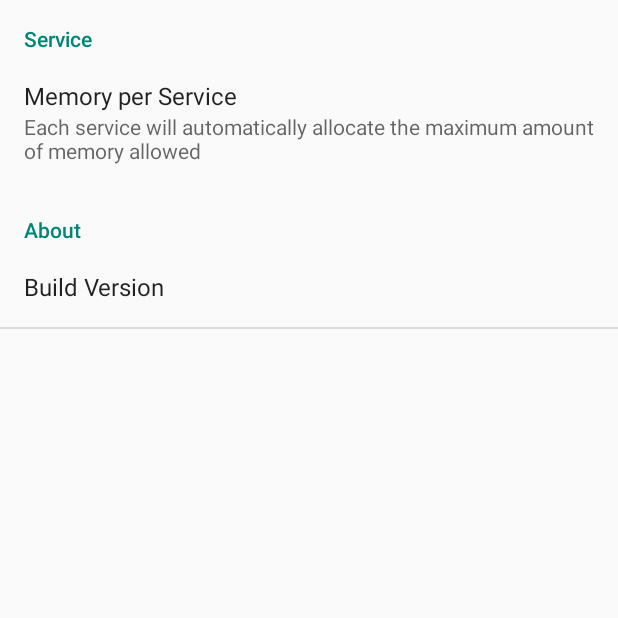
After one commit to derekwilson/RamEater, an Android app: the SettingsActivity screen opened directly, with no data from a screen before it, on a phone screen of 412 x 824 dp, the top half of it. The commit adds this screen. Run offline under Robolectric (Android 15) with nearby library versions, the phone set to English and light mode, and no system bars; 1 statement that could not run was skipped.

Commit message:
Added settings dialog and hooked up the max amount of memory to allocate, lowered SDK to 7, added build types

```diff
--- a/RamEaterAndroidStudio/app/src/main/AndroidManifest.xml
+++ b/RamEaterAndroidStudio/app/src/main/AndroidManifest.xml
@@ -16,6 +16,10 @@
                 <action android:name="android.intent.action.MAIN" />
                 <category android:name="android.intent.category.LAUNCHER" />
             </intent-filter>
+        </activity>
+        <activity
+            android:name=".activity.settings.SettingsActivity"
+            android:label="@string/title_activity_settings" >
         </activity>
         <service
             android:name=".services.Service1"
--- /dev/null
+++ b/RamEaterAndroidStudio/app/src/main/java/derekwilson/net/rameater/activity/settings/IPreferencesHelper.java
@@ -0,0 +1,8 @@
+package derekwilson.net.rameater.activity.settings;
+
+public interface IPreferencesHelper {
+    int getMaxMemoryMb();
+    void setMaxMemoryMb(int max);
+    void setMaxMemoryMb(String max);
+    int getDefaultMaxMemoryMb();
+}
--- /dev/null
+++ b/RamEaterAndroidStudio/app/src/main/java/derekwilson/net/rameater/activity/settings/PreferencesHelper.java
@@ -0,0 +1,57 @@
+package derekwilson.net.rameater.activity.settings;
+
+import android.content.Context;
+import android.content.SharedPreferences;
+import android.os.Build;
+
+import derekwilson.net.rameater.R;
+
+public class PreferencesHelper implements IPreferencesHelper {
+
+    private final String NAME = "defaultAppPrefs";
+    private String maxMemoryKey;
+
+    private SharedPreferences preferences;
+
+    public PreferencesHelper(Context context)
+    {
+        preferences = context.getSharedPreferences(NAME, Context.MODE_PRIVATE);
+        maxMemoryKey = context.getResources().getString(R.string.pref_key_max_memory_mb);
+    }
+
+    @Override
+    public int getMaxMemoryMb() {
+        return preferences.getInt(maxMemoryKey,getDefaultMaxMemoryMb());
+    }
+
+    @Override
+    public void setMaxMemoryMb(int max) {
+        SharedPreferences.Editor editor = preferences.edit();
+        if (Build.VERSION.SDK_INT < 11 && max ==0) {
+            editor.putInt(maxMemoryKey, 500);
+        }
+        else {
+            editor.putInt(maxMemoryKey, max);
+        }
+        editor.commit();
+    }
+
+    @Override
+    public void setMaxMemoryMb(String max) {
+        try {
+            setMaxMemoryMb(Integer.parseInt(max));
+        }
+        catch (Exception ex) {
+            setMaxMemoryMb(0);
+        }
+    }
+
+    @Override
+    public int getDefaultMaxMemoryMb() {
+        int defValue = 0;
+        if (Build.VERSION.SDK_INT < 11) {
+            defValue = 500;
+        }
+        return defValue;
+    }
+}
--- /dev/null
+++ b/RamEaterAndroidStudio/app/src/main/java/derekwilson/net/rameater/activity/settings/SettingsActivity.java
@@ -0,0 +1,67 @@
+package derekwilson.net.rameater.activity.settings;
+
+import android.content.SharedPreferences;
+import android.os.Bundle;
+import android.preference.Preference;
+import android.preference.PreferenceActivity;
+import android.preference.RingtonePreference;
+
+import derekwilson.net.rameater.R;
+import derekwilson.net.rameater.RamEater;
+import derekwilson.net.rameater.RamEaterBuildConfig;
+
+public class SettingsActivity extends PreferenceActivity implements SharedPreferences.OnSharedPreferenceChangeListener, Preference.OnPreferenceChangeListener {
+    private IPreferencesHelper preferences;
+
+    private void setMemorySummary() {
+        int max = preferences.getMaxMemoryMb();
+        String memorySummary = "Each service will allocate " + max + "MB";
+        if (max == 0) {
+            memorySummary = "Each service will automatically allocate the maximum amount of memory allowed";
+        }
+
+        findPreference(getResources().getString(R.string.pref_key_max_memory_mb)).setSummary(memorySummary);
+    }
+
+    @Override
+    public void onCreate(Bundle savedInstanceState) {
+        super.onCreate(savedInstanceState);
+        addPreferencesFromResource(R.xml.activty_settings);
+
+        // inject
+        preferences = new PreferencesHelper(getBaseContext());
+
+        findPreference(getResources().getString(R.string.pref_key_version)).setSummary(
+                "Version " + RamEater.getVersionName(getApplicationContext()) +
+                        (RamEaterBuildConfig.PRODUCTION ? " (prod)" : " (dev)")
+        );
+
+        setMemorySummary();
+    }
+
+    @Override
+    protected void onResume(){
+        super.onResume();
+        getPreferenceScreen().getSharedPreferences().registerOnSharedPreferenceChangeListener(this);
+    }
+
+    @Override
+    protected void onPause() {
+        super.onPause();
+        getPreferenceScreen().getSharedPreferences().unregisterOnSharedPreferenceChangeListener(this);
+    }
+
+
+    @Override
+    public boolean onPreferenceChange(Preference preference, Object newValue) {
+        return false;
+    }
+
+    @Override
+    public void onSharedPreferenceChanged(SharedPreferences sharedPreferences, String key) {
+        if (key == getString(R.string.pref_key_max_memory_mb)) {
+            preferences.setMaxMemoryMb(sharedPreferences.getString(key,"0"));
+        }
+        setMemorySummary();
+    }
+}
--- /dev/null
+++ b/RamEaterAndroidStudio/app/src/main/res/values/arrays.xml
@@ -0,0 +1,27 @@
+<?xml version="1.0" encoding="utf-8"?>
+<resources>
+    <string-array name="prefs_memory_entries">
+        <item>Auto (Android 3+)</item>
+        <item>900 MB</item>
+        <item>800 MB</item>
+        <item>700 MB</item>
+        <item>600 MB</item>
+        <item>500 MB</item>
+        <item>400 MB</item>
+        <item>300 MB</item>
+        <item>200 MB</item>
+        <item>100 MB</item>
+    </string-array>
+    <string-array name="prefs_memory_values">
+        <item>0</item>
+        <item>900</item>
+        <item>800</item>
+        <item>700</item>
+        <item>600</item>
+        <item>500</item>
+        <item>400</item>
+        <item>300</item>
+        <item>200</item>
+        <item>100</item>
+    </string-array>
+</resources>
--- a/RamEaterAndroidStudio/app/src/main/res/values/strings.xml
+++ b/RamEaterAndroidStudio/app/src/main/res/values/strings.xml
@@ -2,8 +2,11 @@
     <string name="app_name">RamEater</string>
     <string name="placeholder">placeholder</string>
 
+    <string name="title_activity_settings">Settings</string>
+
     <string name="hello_world">Hello world!</string>
     <string name="action_settings">Settings</string>
+    <string name="action_help">Help</string>
     <string name="action_stop_all">Stop All Services</string>
 
     <string name="service_started">RamEater Service started. Munch munch...</string>
@@ -16,4 +19,7 @@
     <string name="service_5">Service 5</string>
     <string name="service_6">Service 6</string>
 
+    <string name="pref_key_version">prefs_version</string>
+    <string name="pref_key_max_memory_mb">prefs_max_memory_mb</string>
+
 </resources>
--- /dev/null
+++ b/RamEaterAndroidStudio/app/src/main/res/xml/activty_settings.xml
@@ -0,0 +1,24 @@
+<?xml version="1.0" encoding="utf-8"?>
+<PreferenceScreen xmlns:android="http://schemas.android.com/apk/res/android">
+
+    <PreferenceCategory android:title="Service">
+
+        <ListPreference
+            android:key="@string/pref_key_max_memory_mb"
+            android:title="Memory per Service"
+            android:summary="@string/placeholder"
+            android:entries="@array/prefs_memory_entries"
+            android:entryValues="@array/prefs_memory_values" />
+
+    </PreferenceCategory>
+
+    <PreferenceCategory android:title="About">
+
+        <Preference
+            android:key="@string/pref_key_version"
+            android:title="Build Version" />
+
+    </PreferenceCategory>
+
+
+</PreferenceScreen>
```
Also changed, not shown: RamEaterAndroidStudio/app/build.gradle (+6 -1 lines), RamEaterAndroidStudio/app/src/main/java/derekwilson/net/rameater/RamEater.java (added, +23 -0 lines), RamEaterAndroidStudio/app/src/main/java/derekwilson/net/rameater/activity/main/MainActivity.java (+10 -4 lines), RamEaterAndroidStudio/app/src/main/java/derekwilson/net/rameater/services/EaterService.java (+20 -5 lines), RamEaterAndroidStudio/app/src/main/res/menu/menu_main.xml (+10 -0 lines), 3 other files.
